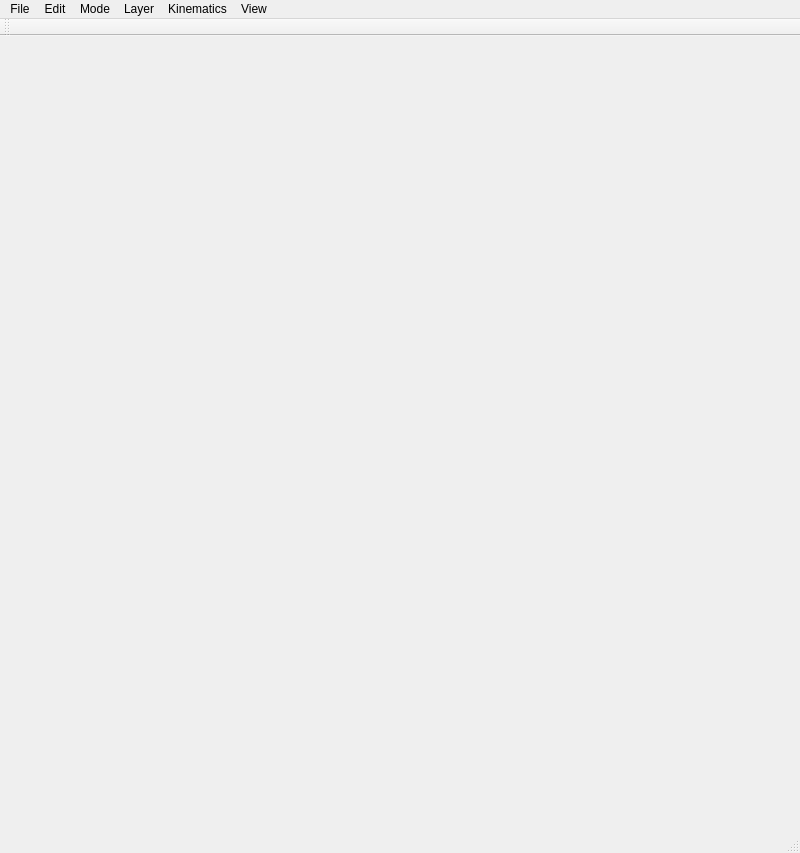
Before: the Qt Designer form KinematicDesign_ThreeBodies/MainWindow.ui in gnishida/KinematicDesign_ThreeBodies, drawn with Qt 5.
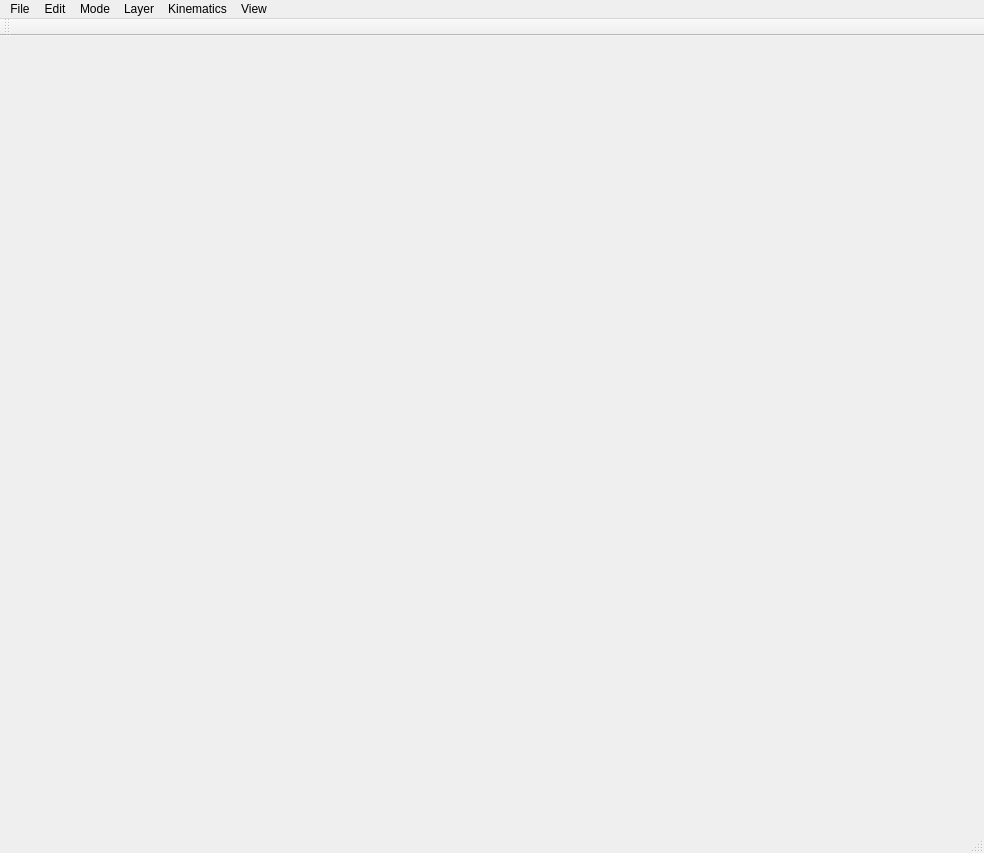
After: the same form once the commit is applied. Icons and pictures are not drawn.

What changed in the file:
```diff
--- a/KinematicDesign_ThreeBodies/MainWindow.ui
+++ b/KinematicDesign_ThreeBodies/MainWindow.ui
@@ -6,7 +6,7 @@
    <rect>
     <x>0</x>
     <y>0</y>
-    <width>800</width>
+    <width>984</width>
     <height>853</height>
    </rect>
   </property>
@@ -19,7 +19,7 @@
     <rect>
      <x>0</x>
      <y>0</y>
-     <width>800</width>
+     <width>984</width>
      <height>21</height>
     </rect>
    </property>
```
Left out of the diff: 12 changed lines with no effect on the pictures.
